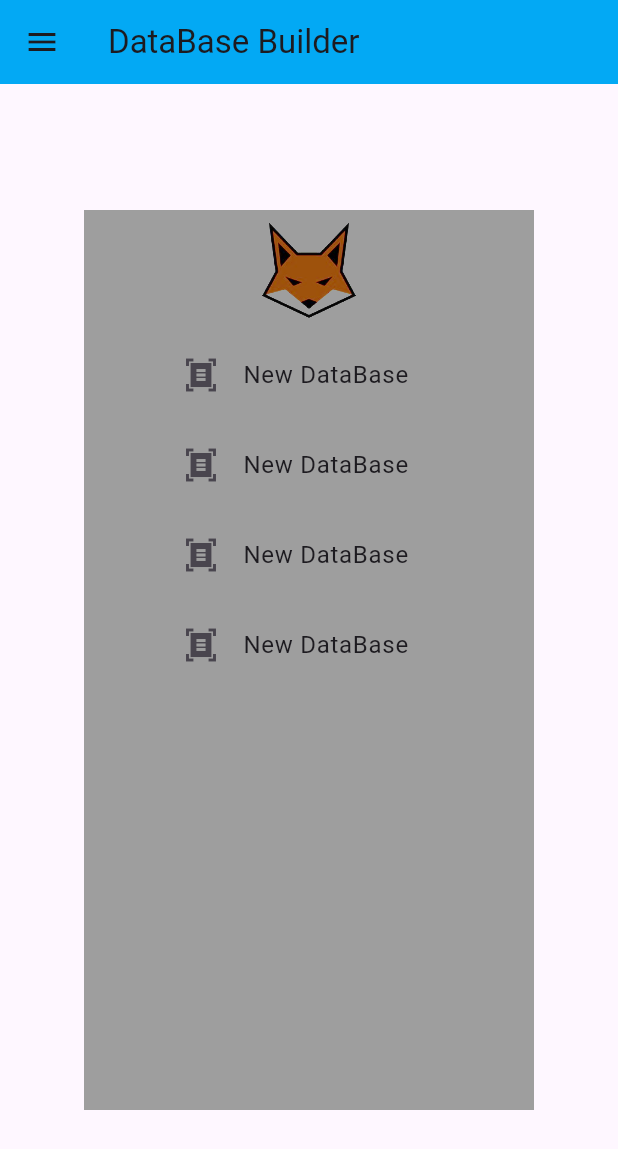
After one commit to AFox137/flutterBegin, a Flutter app: the DataBaseBuilder screen opened by its route, on a phone screen of 412 x 824 dp. The commit adds this screen. Shown: the top 1149 px of the screen. Run offline on Flutter 3.47's test engine with Material 3 defaults, Android fonts, the phone set to English and light mode, and no system bars; our stand-ins replace email_validator, shared_preferences; accounts and stored records are empty.

Commit message:
last commit

```diff
--- /dev/null
+++ b/lib/customWidgets/add_data_base.dart
@@ -0,0 +1,29 @@
+import 'package:flutter/material.dart';
+import '../functions/_addItem.dart';
+
+class AddDataBase extends StatelessWidget {
+  const AddDataBase({super.key});
+
+  @override
+  Widget build(BuildContext context) {
+    void _showInputDialog(BuildContext context) {
+    showDialog(
+      context: context,
+      builder: (BuildContext context) {
+        return InputDialog();
+      },
+    );
+  }
+
+    return Padding(
+      padding: const EdgeInsets.symmetric(vertical: 2, horizontal: 50),
+      child: ListTile(
+        leading: Icon(Icons.document_scanner_sharp),
+        title: Text('New DataBase'),
+        onTap:() => _showInputDialog(context)
+
+      )
+    );
+  }
+
+}
--- /dev/null
+++ b/lib/customWidgets/database_builder.dart
@@ -0,0 +1,53 @@
+import 'dart:convert';
+import 'package:flutter/material.dart';
+import 'package:geko/customWidgets/add_data_base.dart';
+import 'package:geko/functions/_addItem.dart';
+import 'package:geko/subWidgets/drawer/drawer.dart';
+import 'package:shared_preferences/shared_preferences.dart';
+
+class DataBaseBuilder extends StatefulWidget {
+  const DataBaseBuilder({super.key});
+
+  @override
+  State<DataBaseBuilder> createState() => _DataBaseBuilderState();
+}
+
+class _DataBaseBuilderState extends State<DataBaseBuilder> {
+  final List fields = ['1', '2', '3'];
+
+  @override
+  Widget build(BuildContext context) {
+    return SafeArea(
+      child: Scaffold(
+        appBar: AppBar(
+          backgroundColor: Colors.lightBlue,
+          title: const Text('DataBase Builder'),
+        ),
+        body: Center(
+          child: Container(
+            color: Colors.grey,
+            width: 300,
+            height: 600,
+            child: Column(children: [
+              Image.asset('assets/zorro.jpg',
+                  width: 80,
+                  fit: BoxFit.contain,
+                  height: 80,
+                  color: Colors.grey,
+                  colorBlendMode: BlendMode.darken),
+              Expanded(child:
+                ListView.builder(
+                itemCount: 4,
+                itemBuilder: (context, index) {
+                  return AddDataBase();
+                }
+              )
+              )
+            ]),
+          ),
+        ),
+        drawer: NavDrawer(),
+      ),
+    );
+  }
+}
--- a/pubspec.yaml
+++ b/pubspec.yaml
@@ -38,6 +38,7 @@ dependencies:
   # Use with the CupertinoIcons class for iOS style icons.
   cupertino_icons: ^1.0.6
   shared_preferences: ^2.2.3
+  flutter_speed_dial: ^7.0.0
 
 dev_dependencies:
   flutter_test:
```
Also changed, not shown: lib/customWidgets/prueba2.dart (added, +76 -0 lines), lib/customWidgets/prueba3.dart (added, +92 -0 lines), lib/customWidgets/pruebas.dart (added, +104 -0 lines), lib/functions/_addItem.dart (added, +64 -0 lines), lib/main.dart (+8 -6 lines), lib/subWidgets/drawer/drawer.dart (+14 -0 lines), lib/subWidgets/formulario/formulario.dart (+5 -4 lines), lib/widgets/visualizacion.dart (+3 -6 lines), pubspec.lock.
